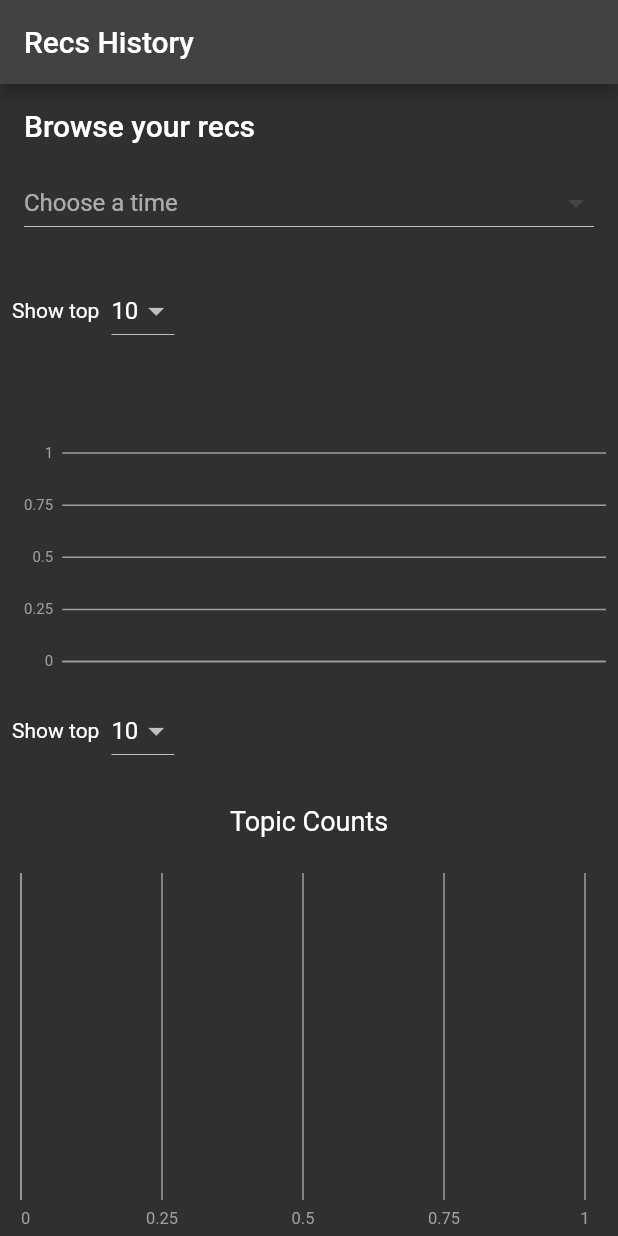
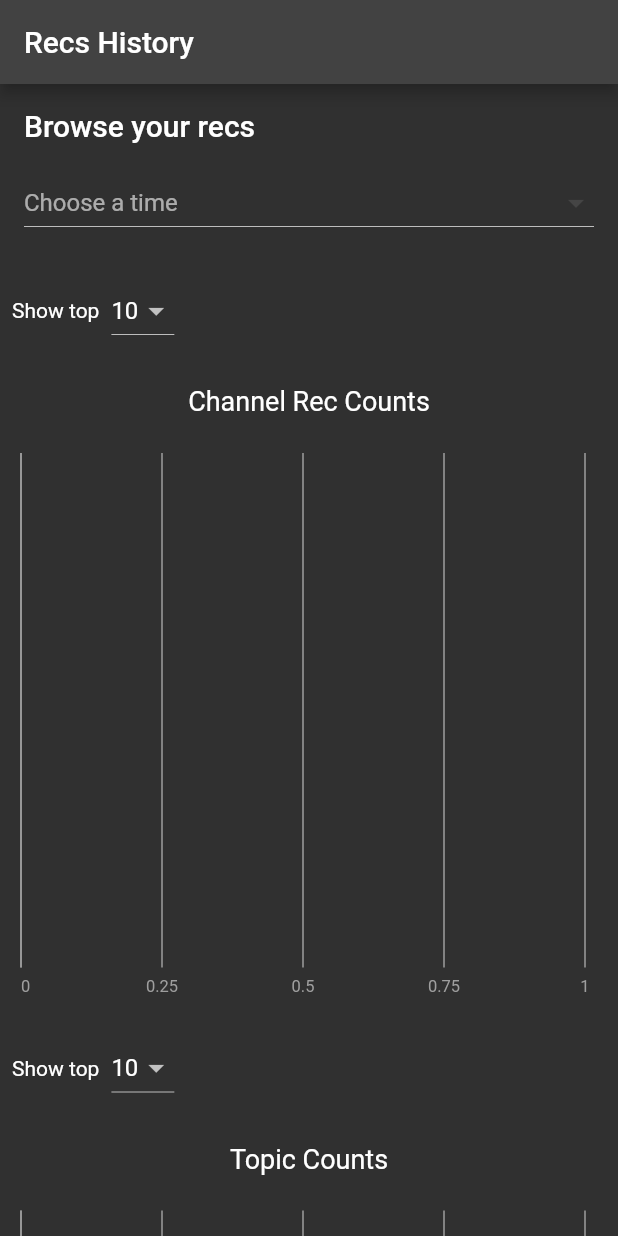
Before and after one commit to benrochford/YouBuddies, a Flutter app: the TrendsView screen opened directly, on a phone screen of 412 x 824 dp. Run offline on Flutter 3.47's test engine with Material 2 defaults, Android fonts, the light colour scheme and no system bars; our stand-ins replace charts_flutter, cloud_firestore, firebase_auth, firebase_core; accounts and stored records are empty; statements that could not run were skipped.

Commit message:
changed channel count bar graph to match formatting of topics bar graph

```diff
--- a/youbuddy/lib/trends_view.dart
+++ b/youbuddy/lib/trends_view.dart
@@ -289,7 +289,7 @@ class _TrendsViewState extends State<TrendsView> {
                       mainAxisAlignment: MainAxisAlignment.start,
                       children: <Widget>[
                         Text('Show top'),
-                        SizedBox(width: 8), // Add some spacing
+                        SizedBox(width: 8),
                         DropdownButton<int>(
                           value: _channelRecsItemCount,
                           onChanged: (int? newValue) {
@@ -311,29 +311,30 @@ class _TrendsViewState extends State<TrendsView> {
 
                   Padding(
                     padding: const EdgeInsets.all(8.0),
-                    child: SingleChildScrollView(
-                      scrollDirection: Axis.horizontal, // Horizontal scrolling
                     child: Container(
-                        width: 1000.0, // Adjust width to accommodate all bars
-                        height: 200.0,
+                      height: 425.0,
                       child: charts.BarChart(
                         channelRecFrequencySeries,
                         animate: true,
+                        vertical: false,
                         barGroupingType: charts.BarGroupingType.grouped,
-                          barRendererDecorator: null,
+                        // Configure the domain axis (now Y-axis) to show the labels
                         domainAxis: charts.OrdinalAxisSpec(
                           renderSpec: charts.SmallTickRendererSpec(
-                              labelRotation: 45,
                             labelStyle: charts.TextStyleSpec(
-                                  fontSize: 11, color: charts.Color.white),
+                                fontSize: 10, color: charts.Color.white),
+                            lineStyle: charts.LineStyleSpec(
+                                color:
+                                    charts.MaterialPalette.gray.shadeDefault),
                           ),
                         ),
+                        // Configure the measure axis (now X-axis) to show the counts
                         primaryMeasureAxis: charts.NumericAxisSpec(
                           renderSpec: charts.GridlineRendererSpec(
                             labelStyle: charts.TextStyleSpec(
-                                fontSize: 10,
-                                color: charts.MaterialPalette.gray.shadeDefault,
-                              ),
+                                fontSize: 11,
+                                color:
+                                    charts.MaterialPalette.gray.shadeDefault),
                             lineStyle: charts.LineStyleSpec(
                                 color:
                                     charts.MaterialPalette.gray.shadeDefault),
@@ -345,11 +346,10 @@ class _TrendsViewState extends State<TrendsView> {
                             behaviorPosition: charts.BehaviorPosition.top,
                             titleOutsideJustification:
                                 charts.OutsideJustification.startDrawArea,
-                              titleStyleSpec: charts.TextStyleSpec(
-                                  color: charts.Color.white),
+                            titleStyleSpec:
+                                charts.TextStyleSpec(color: charts.Color.white),
                           ),
                         ],
-                        ),
                       ),
                     ),
                   ),
@@ -385,7 +385,7 @@ class _TrendsViewState extends State<TrendsView> {
                   Padding(
                     padding: const EdgeInsets.all(8.0),
                     child: Container(
-                      height: 300.0,
+                      height: 400.0,
                       child: charts.BarChart(
                         _createTopicSeries(_topicsItemCount),
                         animate: true,
```
Lines whose indentation alone changed are shown as unchanged.
